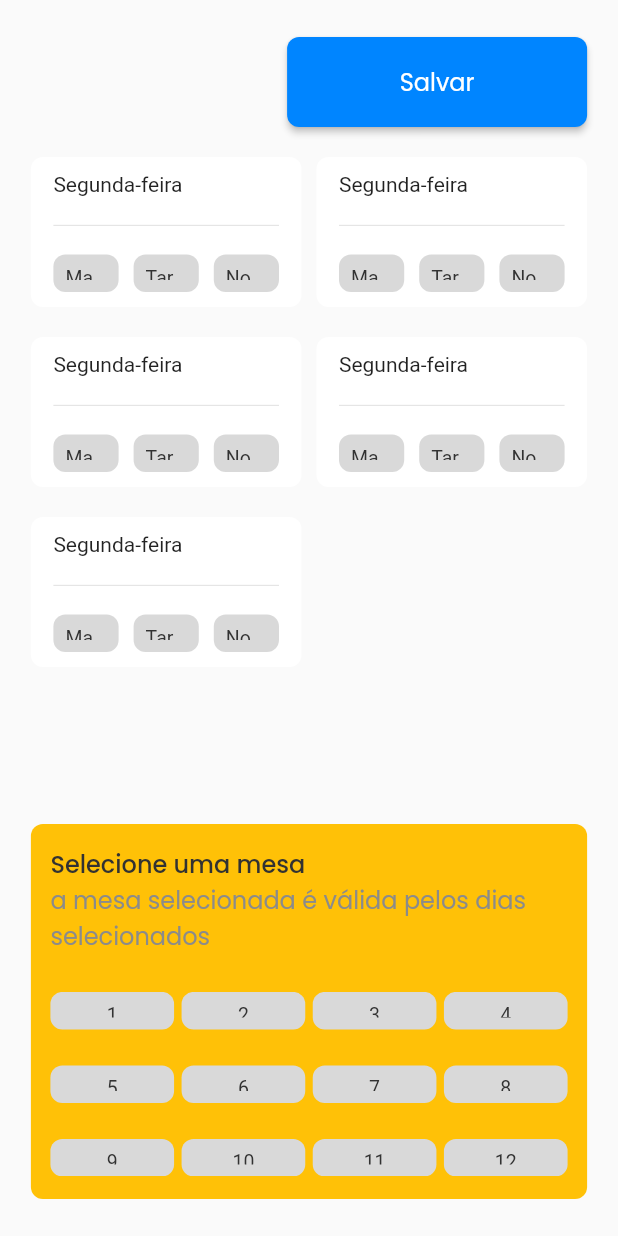
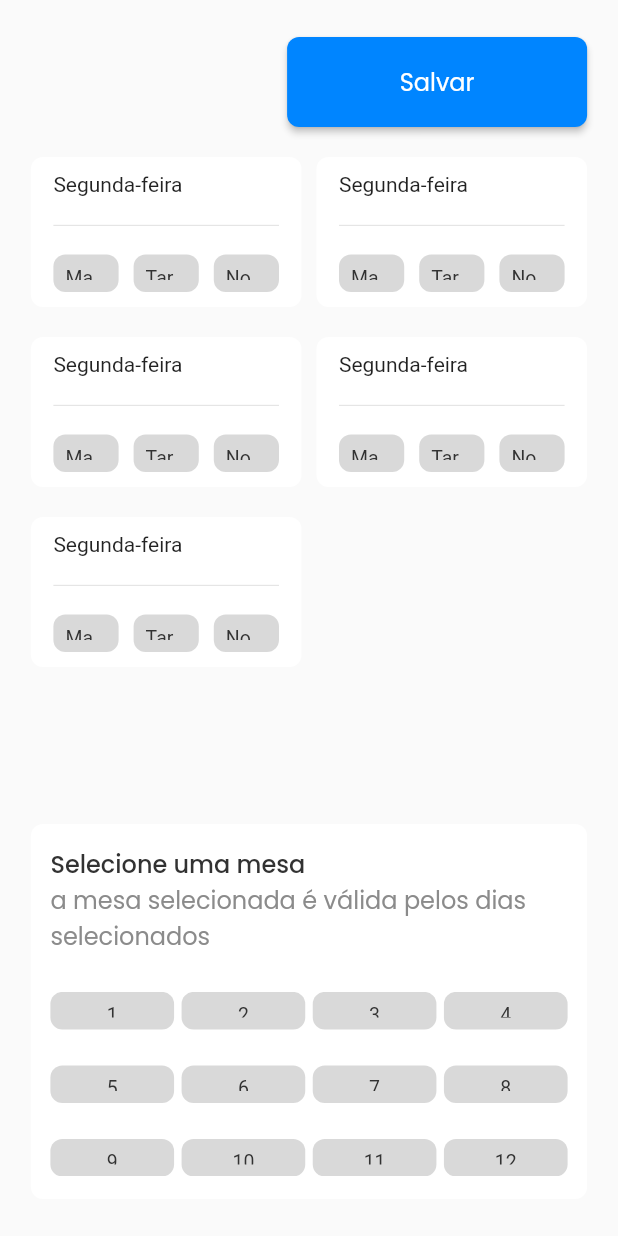
Before and after one commit to GDPPI/Easy-Flow-Adm, a Flutter app: the HoraryAddPage screen opened by its route, on a phone screen of 412 x 824 dp. Run offline on Flutter 3.47's test engine with Material 2 defaults, Android fonts, the phone set to English and light mode, and no system bars; our stand-ins replace get; missing offline and left inert: stylish_dialog; accounts and stored records are empty; Roboto replaces fonts that are missing (Segoe UI).

Commit message:
corrigindo cor de widget

```diff
--- a/lib/layers/modules/horary/widgets/horary_tables_widget.dart
+++ b/lib/layers/modules/horary/widgets/horary_tables_widget.dart
@@ -18,7 +18,7 @@ class HoraryTablesWidget extends StatelessWidget {
       padding: EdgeInsets.symmetric(horizontal: 13, vertical: 15),
       decoration: BoxDecoration(
         borderRadius: BorderRadius.circular(8),
-        color: Colors.amber,
+        color: Colors.white,
       ),
       child: Column(
         mainAxisAlignment: MainAxisAlignment.center,
```
